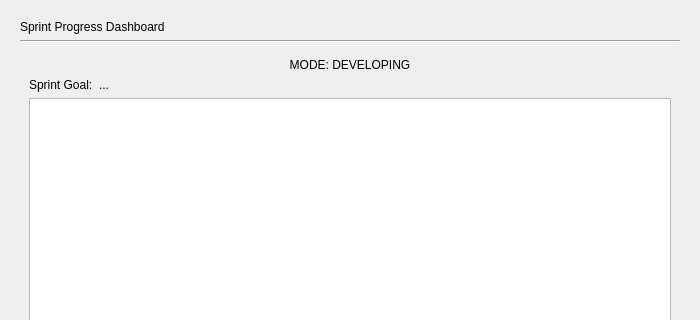
Above: gui/genesis_page.ui from mariolewis/asdf_factory before the change; both pictures show x 0 to 700 and y 0 to 320 of the 700 by 500 pixel window. Below: the same form after it.
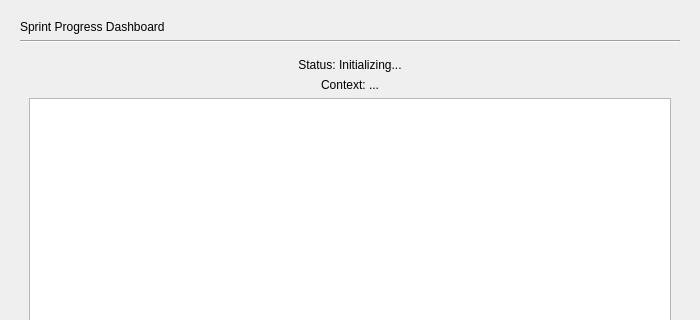
That is the form after the change. The open tabs and pages were chosen to show the change.

Commit message:
fix(Genesis): Resolve sprint navigation and display bugs
Redesigns the processingPage for clarity and standardized terminology. Fixes multiple AttributeError crashes in update_checkpoint_display. Corrects the 'Return to Active Sprint' button navigation logic. Ensures the 'Continue' button appears correctly after testing phases.

What changed in the file:
```diff
--- a/gui/genesis_page.ui
+++ b/gui/genesis_page.ui
@@ -182,7 +182,7 @@
        <item>
         <widget class="QLabel" name="sprintStatusIndicatorLabel">
          <property name="text">
-          <string>MODE: DEVELOPING</string>
+          <string>Status: Initializing...</string>
          </property>
          <property name="alignment">
           <set>Qt::AlignCenter</set>
@@ -190,25 +190,17 @@
         </widget>
        </item>
        <item>
-        <layout class="QFormLayout" name="formLayout_2">
-         <item row="0" column="0">
-          <widget class="QLabel" name="sprintGoalLabel_2">
+        <widget class="QLabel" name="contextLabel">
            <property name="text">
-            <string>Sprint Goal:</string>
-           </property>
-          </widget>
-         </item>
-         <item row="0" column="1">
-          <widget class="QLabel" name="sprintGoalValueLabel">
-           <property name="text">
-            <string>...</string>
+          <string>Context: ...</string>
+         </property>
+         <property name="alignment">
+          <set>Qt::AlignCenter</set>
            </property>
            <property name="wordWrap">
             <bool>true</bool>
            </property>
           </widget>
-         </item>
-        </layout>
        </item>
        <item>
         <widget class="QTextEdit" name="logOutputTextEdit">
```
Left out of the diff: 2 changed lines with no effect on the pictures. Lines whose indentation alone changed are shown as unchanged. The commit also changes 16 other files.
